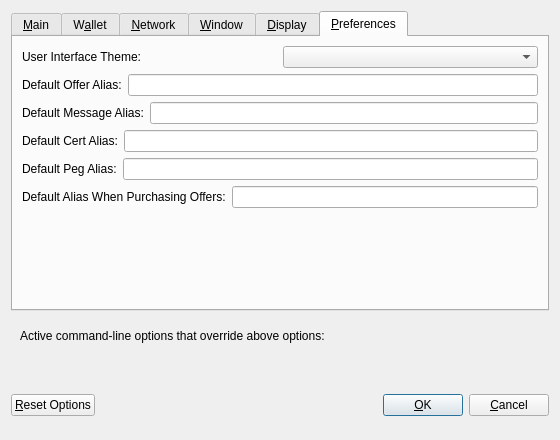
Above: src/qt/forms/optionsdialog.ui from willyko/syscoin2 before the change. Below: the same form after it.
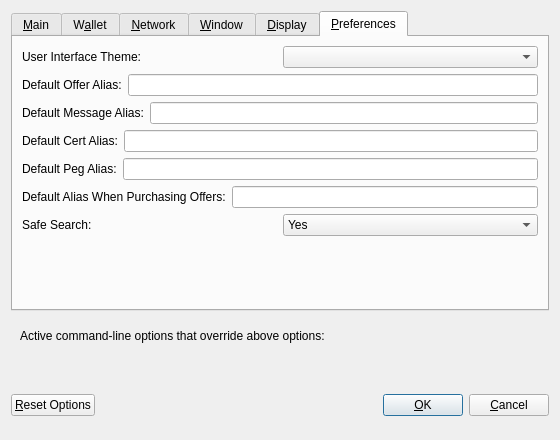
That is the form after the change. The open tabs and pages were chosen to show the change. Custom widgets are drawn as their Qt base class.

Commit message: safe search in preferences instead

The edit to the form file:
```diff
--- a/src/qt/forms/optionsdialog.ui
+++ b/src/qt/forms/optionsdialog.ui
@@ -720,6 +720,31 @@
          </item>
         </layout>
        </item>
+       <item>
+        <layout class="QHBoxLayout" name="horizontalLayout_6_Pref">
+         <item>
+          <widget class="QLabel" name="labelSafeSearch">
+           <property name="text">
+            <string>Safe Search:</string>
+           </property>
+          </widget>
+         </item>
+         <item>
+          <widget class="QComboBox" name="safeSearch">
+           <item>
+            <property name="text">
+             <string>Yes</string>
+            </property>
+           </item>
+           <item>
+            <property name="text">
+             <string>No</string>
+            </property>
+           </item>
+          </widget>
+         </item>
+        </layout>
+       </item>
        <item>
         <spacer name="verticalSpacer_Pref">
          <property name="orientation">
```
Left out of the diff: 3 changed lines with no effect on the pictures. The commit also changes 10 other files.
